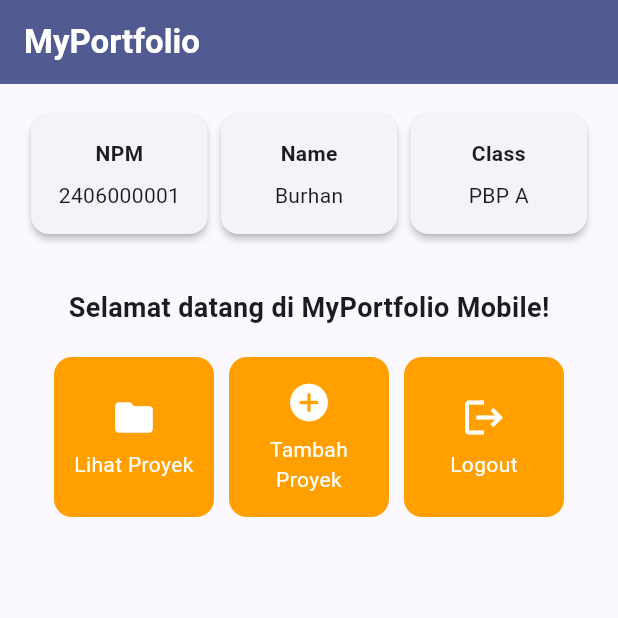
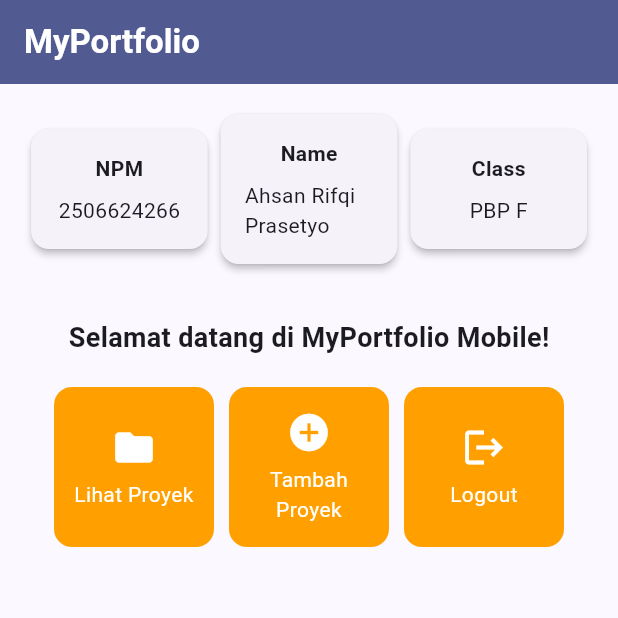
Before and after one commit to ahsanrifqi02-a/myportofolio_mobile, a Flutter app: the screen it shows after launch, on a phone screen of 412 x 824 dp, the top half of it. Run offline on Flutter 3.47's test engine with Material 3 defaults, Android fonts, the phone set to English and light mode, and no system bars.

Commit message:
feat(profile): update portfolio owner identity in InfoCard

```diff
--- a/lib/menu.dart
+++ b/lib/menu.dart
@@ -3,9 +3,9 @@ import 'package:flutter/material.dart';
 class MyHomePage extends StatelessWidget {
   MyHomePage({super.key});
 
-  final String npm = "2406000001";
-  final String nama = "Burhan";
-  final String kelas = "PBP A";
+  final String npm = "2506624266";
+  final String nama = "Ahsan Rifqi Prasetyo";
+  final String kelas = "PBP F";
 
   final List<ItemHomepage> items = [
     ItemHomepage("Lihat Proyek", Icons.folder),
```
